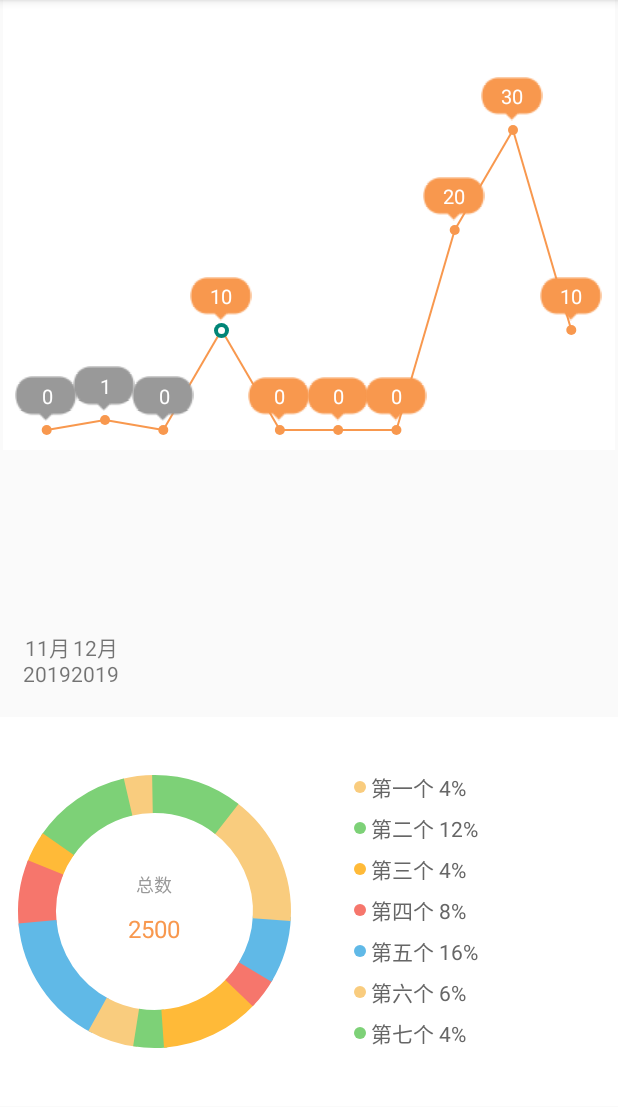
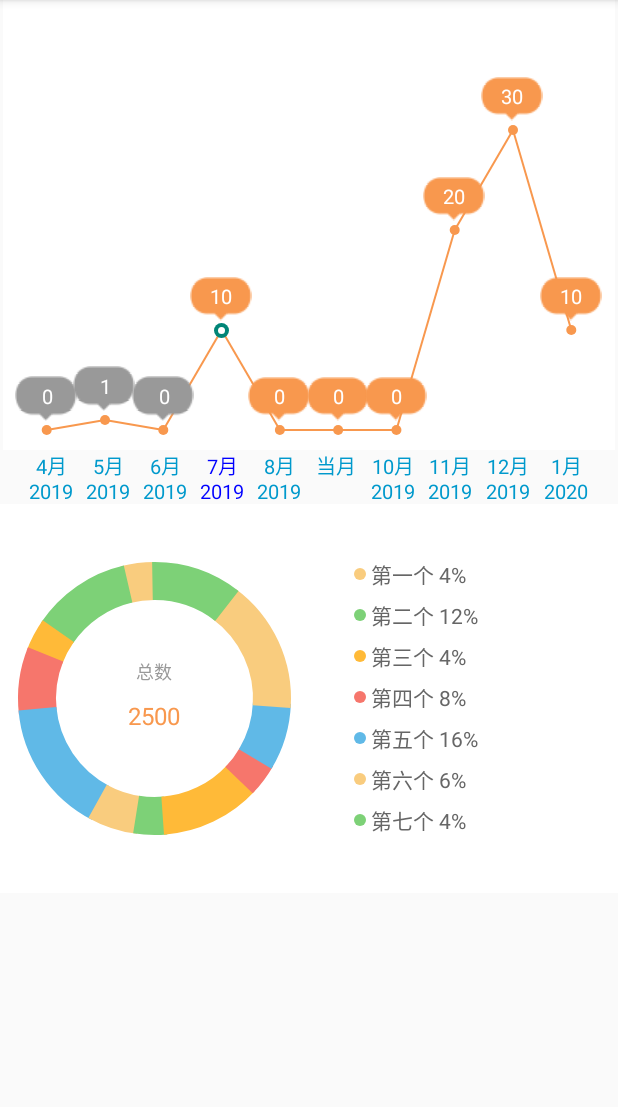
Before and after one commit to Android-xiaoxian/MyChartView2, an Android app: the screen it shows after launch (MainActivity), after a tap on "10", on a phone screen of 412 x 824 dp, the part 84-1191 px from its top. Run offline under Robolectric (Android 15) with nearby library versions, the phone set to English and light mode, and no system bars.

Commit message:
稍微修改完善

```diff
--- a/app/src/main/java/com/fsx/myapplication/MainActivity.java
+++ b/app/src/main/java/com/fsx/myapplication/MainActivity.java
@@ -36,22 +36,26 @@ public class MainActivity extends AppCompatActivity {
     }
 
     MyChartView myChartView;
-    GridLayout gridLayout;
+    LinearLayout ll_text;
     MyChartView2 myChartView2;
 
     private void initView() {
         LinearLayout ll_myChartView = findViewById(R.id.ll_myChartView);
-        gridLayout = findViewById(R.id.gl);
+        ll_text = findViewById(R.id.gl);
         double[] doubles = new double[]{0, 1, 0, 10, 0, 0, 0, 20, 30, 10};
         LayoutInflater inflater = LayoutInflater.from(this);
+        LinearLayout.LayoutParams params = new LinearLayout.LayoutParams(0, ViewGroup.LayoutParams.WRAP_CONTENT);
+        params.weight = 1;
+        TextView textView;
         for (int i = 0; i < doubles.length; i++) {
-            TextView textView = (TextView) inflater.inflate(R.layout.textview_003, null);
-            gridLayout.addView(textView);
+            textView = (TextView) inflater.inflate(R.layout.textview_003, null);
+            textView.setLayoutParams(params);
+            ll_text.addView(textView);
         }
         myChartView = new MyChartView(this, doubles);
-        LinearLayout.LayoutParams params = new LinearLayout.LayoutParams(ViewGroup.LayoutParams.MATCH_PARENT,
+        LinearLayout.LayoutParams params2 = new LinearLayout.LayoutParams(ViewGroup.LayoutParams.MATCH_PARENT,
                 ViewGroup.LayoutParams.MATCH_PARENT);
-        myChartView.setLayoutParams(params);
+        myChartView.setLayoutParams(params2);
         myChartView.setBackgroundResource(R.color.white);//不设置背景 不显示折线
         ll_myChartView.addView(myChartView);
         for (int i = 0; i < doubles.length; i++) {
@@ -60,8 +64,8 @@ public class MainActivity extends AppCompatActivity {
                 @Override
                 public void onClick(View view) {
                     myChartView.setVisibility(cur);
-                    ((TextView) gridLayout.getChildAt(cur)).setTextColor(Color.RED);
-                    ((TextView) gridLayout.getChildAt(curItem)).setTextColor(Color.BLUE);
+                    ((TextView) ll_text.getChildAt(cur)).setTextColor(Color.RED);
+                    ((TextView) ll_text.getChildAt(curItem)).setTextColor(Color.BLUE);
                     curItem = cur;
 
                     if (cur % 2 == 0) {
@@ -78,15 +82,15 @@ public class MainActivity extends AppCompatActivity {
         int month = calendar.get(Calendar.MONTH) + 1;//月
         int year0;
         int month0;
-        int helf = 0;
+        int half = 0;
         if (doubles.length % 2 == 0) {
-            helf = doubles.length / 2;
+            half = doubles.length / 2;
         } else {
-            helf = doubles.length / 2 - 1;
+            half = doubles.length / 2 - 1;
 
         }
 //        int[] months = new int[doubles.length];
-        for (int i = -helf; i < helf - 1; i++) {
+        for (int i = -half; i < half ; i++) {
             if (month + i < 0) {
                 year0 = year - 1;
                 month0 = 12 - (month + i);
@@ -100,10 +104,10 @@ public class MainActivity extends AppCompatActivity {
 //            months[i + helf] = month0;
 
             if (i == 0) {
-                ((TextView) gridLayout.getChildAt(i + helf)).setText("当月");
+                ((TextView) ll_text.getChildAt(i + half)).setText("当月");
             } else {
                 String time = month0 + "月\n" + year0;
-                ((TextView) gridLayout.getChildAt(i + helf)).setText(time);
+                ((TextView) ll_text.getChildAt(i + half)).setText(time);
             }
         }
     }
--- a/app/src/main/res/layout/activity_main.xml
+++ b/app/src/main/res/layout/activity_main.xml
@@ -16,64 +16,20 @@
         android:background="@color/white"
         android:orientation="vertical" />
 
-    <androidx.gridlayout.widget.GridLayout
+    <LinearLayout
         android:id="@+id/gl"
         android:layout_width="match_parent"
         android:layout_height="wrap_content"
         android:layout_marginStart="15dp"
         android:layout_marginEnd="15dp"
-        app:columnCount="7"
-        app:orientation="horizontal"
-        app:rowCount="1">
+        android:orientation="horizontal">
 
-        <TextView
-            style="@style/txt_66_13"
-            android:gravity="center"
-            app:layout_columnWeight="1"
-            app:layout_rowWeight="1" />
-
-        <TextView
-            style="@style/txt_66_13"
-            android:gravity="center"
-            app:layout_columnWeight="1"
-            app:layout_rowWeight="1" />
-
-        <TextView
-            style="@style/txt_66_13"
-            android:gravity="center"
-            app:layout_columnWeight="1"
-            app:layout_rowWeight="1" />
-
-        <TextView
-            style="@style/txt_66_13"
-            android:gravity="top|center_horizontal"
-            android:textColor="#333333"
-            app:layout_columnWeight="1"
-            app:layout_rowWeight="1" />
-
-        <TextView
-            style="@style/txt_66_13"
-            android:gravity="center"
-            app:layout_columnWeight="1"
-            app:layout_rowWeight="1" />
-
-        <TextView
-            style="@style/txt_66_13"
-            android:gravity="center"
-            app:layout_columnWeight="1"
-            app:layout_rowWeight="1" />
-
-        <TextView
-            style="@style/txt_66_13"
-            android:gravity="center"
-            app:layout_columnWeight="1"
-            app:layout_rowWeight="1" />
-    </androidx.gridlayout.widget.GridLayout>
+    </LinearLayout>
 
     <LinearLayout
         android:id="@+id/ll_myChartView2"
         android:layout_width="match_parent"
         android:layout_height="259dp"
         android:background="@color/white"
-        android:orientation="vertical"/>
+        android:orientation="vertical" />
 </LinearLayout>
--- a/app/src/main/res/layout/textview_003.xml
+++ b/app/src/main/res/layout/textview_003.xml
@@ -1,11 +1,12 @@
 <?xml version="1.0" encoding="utf-8"?>
 <TextView xmlns:android="http://schemas.android.com/apk/res/android"
     xmlns:app="http://schemas.android.com/apk/res-auto"
-    android:layout_width="wrap_content"
+    android:layout_width="match_parent"
     android:layout_height="wrap_content"
     android:gravity="center|top"
     android:orientation="vertical"
-    app:layout_columnWeight="1"
-    app:layout_rowWeight="1">
+    android:textSize="13sp"
+    android:textColor="@android:color/holo_blue_dark"
+    android:layout_weight="1">
 
 </TextView>
```
